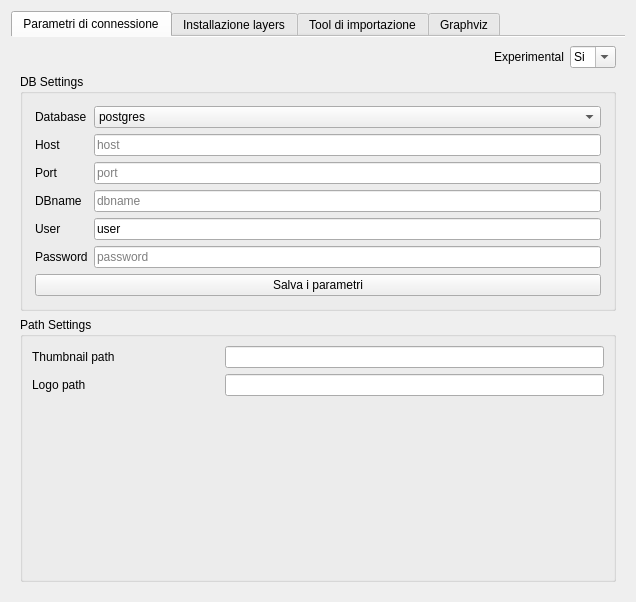
The window that gui/ui/pyarchinitConfigDialog.ui (pyarchinit/pyarchinit) describes before a commit, drawn with Qt 5.
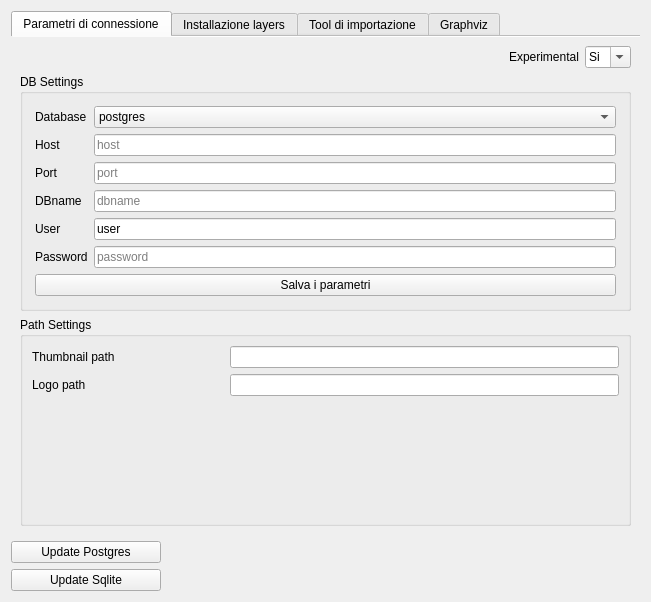
The same window after the commit. Icons and pictures are not drawn. Custom widgets are drawn as their Qt base class.

Commit message: add buttons update db

The edit to the form file:
```diff
--- a/gui/ui/pyarchinitConfigDialog.ui
+++ b/gui/ui/pyarchinitConfigDialog.ui
@@ -12,7 +12,7 @@
    <rect>
     <x>0</x>
     <y>0</y>
-    <width>636</width>
+    <width>651</width>
     <height>602</height>
    </rect>
   </property>
@@ -356,6 +356,9 @@
             <property name="orientation">
              <enum>Qt::Vertical</enum>
             </property>
+            <property name="sizeType">
+             <enum>QSizePolicy::Expanding</enum>
+            </property>
             <property name="sizeHint" stdset="0">
              <size>
               <width>20</width>
@@ -1029,6 +1032,38 @@
      </widget>
     </widget>
    </item>
+   <item row="2" column="0">
+    <widget class="QPushButton" name="pushButton_upd_sqlite">
+     <property name="sizePolicy">
+      <sizepolicy hsizetype="Expanding" vsizetype="Fixed">
+       <horstretch>0</horstretch>
+       <verstretch>0</verstretch>
+      </sizepolicy>
+     </property>
+     <property name="maximumSize">
+      <size>
+       <width>150</width>
+       <height>16777215</height>
+      </size>
+     </property>
+     <property name="text">
+      <string>Update Sqlite</string>
+     </property>
+    </widget>
+   </item>
+   <item row="1" column="0">
+    <widget class="QPushButton" name="pushButton_upd_postgres">
+     <property name="maximumSize">
+      <size>
+       <width>150</width>
+       <height>16777215</height>
+      </size>
+     </property>
+     <property name="text">
+      <string>Update Postgres</string>
+     </property>
+    </widget>
+   </item>
   </layout>
  </widget>
  <customwidgets>
```
